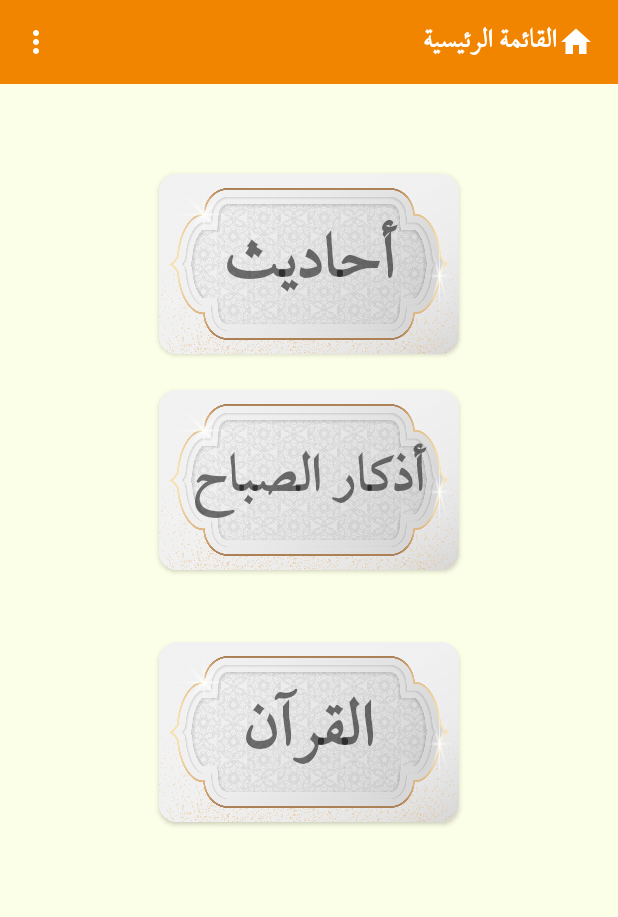
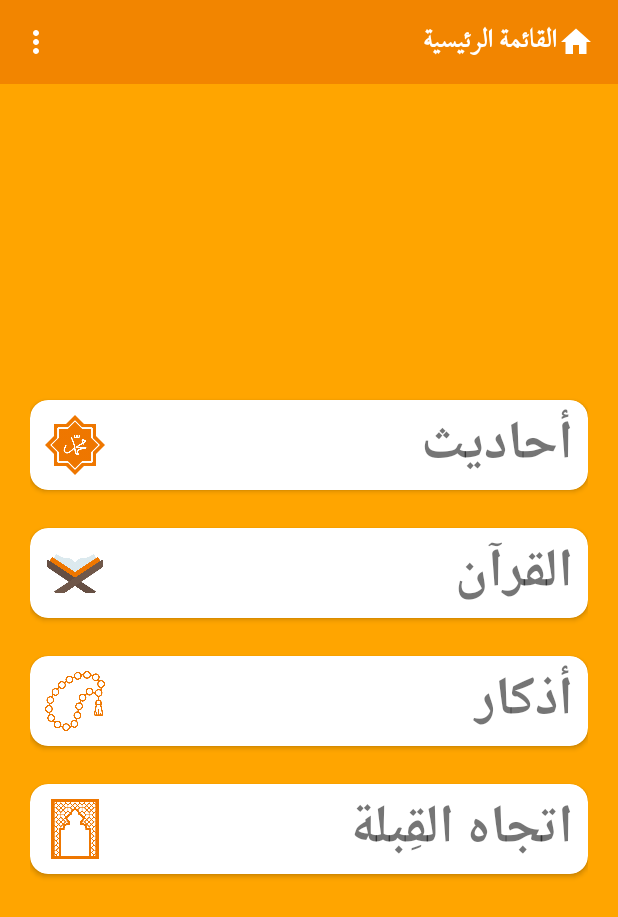
Before and after one commit to TarekMohame-d/Muslim_Pro, an Android app: the screen it shows after launch (MainActivity), on a phone screen of 412 x 824 dp. Shown: the top 917 px of the screen. Run offline under Robolectric (Android 15) with nearby library versions, the phone set to English and light mode, and no system bars.

Commit message:
Change Main activity design.

```diff
--- a/app/src/main/java/com/example/muslimpro/Ahadeth/Ahadeth.java
+++ b/app/src/main/java/com/example/muslimpro/Ahadeth/Ahadeth.java
@@ -83,8 +83,8 @@ public class Ahadeth extends AppCompatActivity {
             @Override
             public void onItemClick(AdapterView<?> adapterView, View view, int i, long l) {
                 Intent intent = new Intent(Ahadeth.this, HadethContent.class);
-                intent.putExtra("hadeth",hadeth[i]);
-                intent.putExtra("sharhHadeth",sharhHadeth[i]);
+                intent.putExtra("hadeth", hadeth[i]);
+                intent.putExtra("sharhHadeth", sharhHadeth[i]);
                 startActivity(intent);
             }
         });
--- a/app/src/main/java/com/example/muslimpro/MainActivity.java
+++ b/app/src/main/java/com/example/muslimpro/MainActivity.java
@@ -40,6 +40,7 @@ public class MainActivity extends AppCompatActivity {
         CardView cardView1 = (CardView) findViewById(R.id.card_view1);
         CardView cardView2 = (CardView) findViewById(R.id.card_view2);
         CardView cardView3 = (CardView) findViewById(R.id.card_view3);
+        CardView cardView4 = (CardView) findViewById(R.id.card_view4);
         cardView1.setOnClickListener(new View.OnClickListener() {
             @Override
             public void onClick(View view) {
@@ -51,15 +52,21 @@ public class MainActivity extends AppCompatActivity {
         cardView2.setOnClickListener(new View.OnClickListener() {
             @Override
             public void onClick(View view) {
-                Intent intent = new Intent(MainActivity.this, Azkar.class);
+                Intent intent = new Intent(MainActivity.this, Quran.class);
                 startActivity(intent);
             }
         });
         cardView3.setOnClickListener(new View.OnClickListener() {
             @Override
             public void onClick(View view) {
-                Intent intent = new Intent(MainActivity.this, Quran.class);
+                Intent intent = new Intent(MainActivity.this, Azkar.class);
                 startActivity(intent);
+            }
+        });
+        cardView4.setOnClickListener(new View.OnClickListener() {
+            @Override
+            public void onClick(View view) {
+                // go to ebla activity
             }
         });
     }
--- a/app/src/main/res/layout/activity_main.xml
+++ b/app/src/main/res/layout/activity_main.xml
@@ -1,9 +1,10 @@
 <?xml version="1.0" encoding="utf-8"?>
 <androidx.constraintlayout.widget.ConstraintLayout xmlns:android="http://schemas.android.com/apk/res/android"
     xmlns:app="http://schemas.android.com/apk/res-auto"
+    xmlns:tools="http://schemas.android.com/tools"
     android:layout_width="match_parent"
     android:layout_height="match_parent"
-    android:background="@color/brown_white"
+    android:background="@color/ligth_orange"
     android:orientation="vertical">
 
     <include
@@ -15,74 +16,150 @@
         app:layout_constraintStart_toStartOf="parent"
         app:layout_constraintTop_toTopOf="parent" />
 
+    <LinearLayout
+        android:layout_width="match_parent"
+        android:layout_height="match_parent"
+        android:layout_margin="20dp"
+        android:gravity="center"
+        android:layout_marginTop="20dp"
+        android:orientation="vertical"
+        app:layout_constraintBottom_toBottomOf="parent"
+        app:layout_constraintEnd_toEndOf="parent"
+        app:layout_constraintStart_toStartOf="parent"
+        app:layout_constraintTop_toBottomOf="@+id/include">
+
         <androidx.cardview.widget.CardView
             android:id="@+id/card_view1"
-        android:layout_width="200dp"
-        android:layout_height="120dp"
-        android:layout_marginTop="60dp"
+            android:layout_width="match_parent"
+            android:layout_height="60dp"
+            android:layout_marginTop="25dp"
             app:cardCornerRadius="12dp"
             app:layout_constraintEnd_toEndOf="parent"
             app:layout_constraintStart_toStartOf="parent"
             app:layout_constraintTop_toBottomOf="@+id/include">
 
+            <ImageView
+                android:layout_width="50dp"
+                android:layout_height="wrap_content"
+                android:layout_centerInParent="true"
+                android:layout_gravity="left"
+                android:layoutDirection="ltr"
+                android:paddingLeft="10dp"
+                android:src="@drawable/ahadeth_icon" />
+
             <TextView
-            android:id="@+id/text1"
                 android:layout_width="match_parent"
                 android:layout_height="match_parent"
-            android:background="@drawable/picture1"
-            android:fontFamily="@font/al_quranalkareem"
+                android:layout_marginEnd="16dp"
                 android:gravity="center"
+                android:paddingStart="10dp"
+                android:singleLine="true"
                 android:text="أحاديث"
-            android:textSize="48sp"
-            android:textStyle="bold" />
+                android:textAlignment="viewStart"
+                android:textSize="36sp"
+                android:textStyle="bold"
+                tools:ignore="RtlCompat" />
         </androidx.cardview.widget.CardView>
 
         <androidx.cardview.widget.CardView
             android:id="@+id/card_view2"
-        android:layout_width="200dp"
-        android:layout_height="120dp"
-        android:layout_marginTop="24dp"
+            android:layout_width="match_parent"
+            android:layout_height="60dp"
+            android:layout_marginTop="25dp"
             app:cardCornerRadius="12dp"
             app:layout_constraintEnd_toEndOf="parent"
             app:layout_constraintStart_toStartOf="parent"
             app:layout_constraintTop_toBottomOf="@+id/card_view1">
 
+            <ImageView
+                android:layout_width="50dp"
+                android:layout_height="wrap_content"
+                android:layout_centerInParent="true"
+                android:layout_gravity="left"
+                android:layoutDirection="ltr"
+                android:paddingLeft="10dp"
+                android:src="@drawable/quran_icon" />
+
             <TextView
-            android:id="@+id/text2"
                 android:layout_width="match_parent"
                 android:layout_height="match_parent"
-            android:background="@drawable/picture1"
-            android:fontFamily="@font/al_quranalkareem"
+                android:layout_marginEnd="16dp"
                 android:gravity="center"
-            android:text="أذكار الصباح"
-            android:textSize="40sp"
-            android:textStyle="bold" />
+                android:paddingStart="10dp"
+                android:singleLine="true"
+                android:text="القرآن"
+                android:textAlignment="viewStart"
+                android:textSize="36sp"
+                android:textStyle="bold"
+                tools:ignore="RtlCompat" />
         </androidx.cardview.widget.CardView>
 
         <androidx.cardview.widget.CardView
             android:id="@+id/card_view3"
-        android:layout_width="200dp"
-        android:layout_height="120dp"
-        android:layout_marginTop="24dp"
-        android:layout_marginBottom="60dp"
+            android:layout_width="match_parent"
+            android:layout_height="60dp"
+            android:layout_marginTop="25dp"
             app:cardCornerRadius="12dp"
-        app:layout_constraintBottom_toBottomOf="parent"
             app:layout_constraintEnd_toEndOf="parent"
             app:layout_constraintStart_toStartOf="parent"
-        app:layout_constraintTop_toBottomOf="@+id/card_view2"
-        app:layout_constraintVertical_bias="0.10">
+            app:layout_constraintTop_toBottomOf="@+id/card_view2">
+
+            <ImageView
+                android:layout_width="50dp"
+                android:layout_height="wrap_content"
+                android:layout_centerInParent="true"
+                android:layout_gravity="left"
+                android:layoutDirection="ltr"
+                android:paddingLeft="10dp"
+                android:src="@drawable/azkar_icon" />
 
             <TextView
-            android:id="@+id/text3"
                 android:layout_width="match_parent"
                 android:layout_height="match_parent"
-            android:background="@drawable/picture1"
-            android:fontFamily="@font/al_quranalkareem"
+                android:layout_marginEnd="16dp"
                 android:gravity="center"
-            android:text="القرآن"
-            android:textSize="48sp"
-            android:textStyle="bold" />
+                android:paddingStart="10dp"
+                android:singleLine="true"
+                android:text="أذكار"
+                android:textAlignment="viewStart"
+                android:textSize="36sp"
+                android:textStyle="bold"
+                tools:ignore="RtlCompat" />
         </androidx.cardview.widget.CardView>
+
+        <androidx.cardview.widget.CardView
+            android:id="@+id/card_view4"
+            android:layout_width="match_parent"
+            android:layout_height="60dp"
+            android:layout_marginTop="25dp"
+            app:cardCornerRadius="12dp"
+            app:layout_constraintEnd_toEndOf="parent"
+            app:layout_constraintStart_toStartOf="parent"
+            app:layout_constraintTop_toBottomOf="@+id/card_view3">
+
+            <ImageView
+                android:layout_width="50dp"
+                android:layout_height="wrap_content"
+                android:layout_centerInParent="true"
+                android:layout_gravity="left"
+                android:layoutDirection="ltr"
+                android:paddingLeft="10dp"
+                android:src="@drawable/ebla_icon" />
+
+            <TextView
+                android:layout_width="match_parent"
+                android:layout_height="match_parent"
+                android:layout_marginEnd="16dp"
+                android:gravity="center"
+                android:paddingStart="10dp"
+                android:singleLine="true"
+                android:text="اتجاه القِبلة"
+                android:textAlignment="viewStart"
+                android:textSize="36sp"
+                android:textStyle="bold"
+                tools:ignore="RtlCompat" />
+        </androidx.cardview.widget.CardView>
+    </LinearLayout>
 
 
 </androidx.constraintlayout.widget.ConstraintLayout>
--- a/build.gradle
+++ b/build.gradle
@@ -1,7 +1,7 @@
 // Top-level build file where you can add configuration options common to all sub-projects/modules.
 plugins {
-    id 'com.android.application' version '7.1.0' apply false
-    id 'com.android.library' version '7.1.0' apply false
+    id 'com.android.application' version '7.2.2' apply false
+    id 'com.android.library' version '7.2.2' apply false
 }
 
 task clean(type: Delete) {
```
Also changed, not shown: app/src/main/res/drawable/ahadeth_icon.png (added), app/src/main/res/drawable/azkar_icon.png (added), app/src/main/res/drawable/ebla_icon.png (added), app/src/main/res/drawable/quran_icon.png (added), gradle/wrapper/gradle-wrapper.properties. Lines whose indentation alone changed are shown as unchanged.
